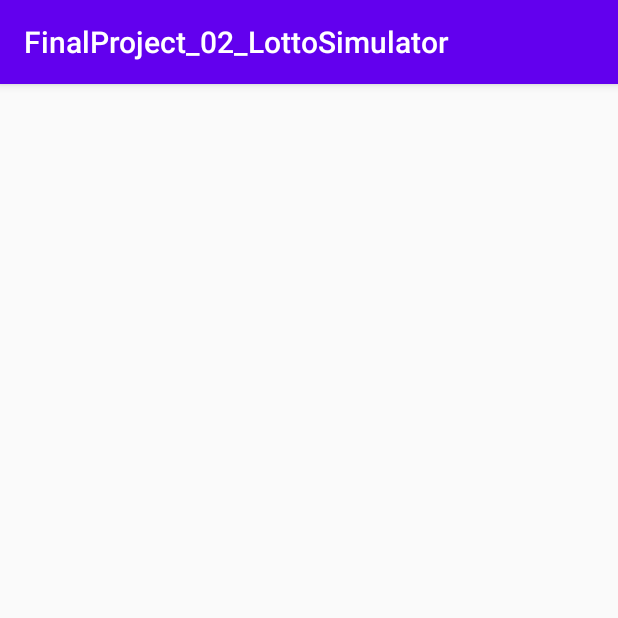
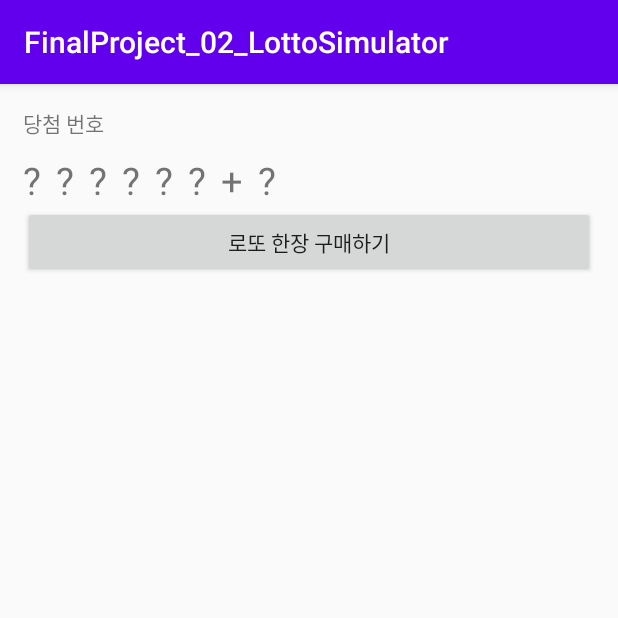
Before and after one commit to korea1244ss/FinalProject_02_LottoSimulator, an Android app: the screen it shows after launch (MainActivity), on a phone screen of 412 x 824 dp, the top half of it. Run offline under Robolectric (Android 15) with nearby library versions, the phone set to English and light mode, and no system bars; our stand-ins replace data binding.

Commit message:
로또 시뮬레이터 화면 구상중   - 당첨 번호만 우선 만들자.

```diff
--- a/app/src/main/res/layout/activity_main.xml
+++ b/app/src/main/res/layout/activity_main.xml
@@ -6,7 +6,82 @@
         android:layout_width="match_parent"
         android:layout_height="match_parent"
         android:orientation="vertical"
+        android:padding="15dp"
         tools:context=".MainActivity">
+
+        <TextView
+            android:layout_width="wrap_content"
+            android:layout_height="wrap_content"
+            android:text="당첨 번호"/>
+
+        <LinearLayout
+            android:layout_width="match_parent"
+            android:layout_height="wrap_content"
+            android:layout_gravity="center"
+            android:layout_marginTop="10dp"
+            android:orientation="horizontal">
+
+
+            <TextView
+                android:id="@+id/winLottoNumTxt01"
+                android:layout_width="wrap_content"
+                android:layout_height="wrap_content"
+                android:textSize="25sp"
+                android:text="\?"/>
+            <TextView
+                android:id="@+id/winLottoNumTxt02"
+                android:layout_width="wrap_content"
+                android:layout_height="wrap_content"
+                android:textSize="25sp"
+                android:layout_marginLeft="10dp"
+                android:text="\?"/>
+            <TextView
+                android:id="@+id/winLottoNumTxt03"
+                android:layout_width="wrap_content"
+                android:layout_height="wrap_content"
+                android:textSize="25sp"
+                android:layout_marginLeft="10dp"
+                android:text="\?"/>
+            <TextView
+                android:id="@+id/winLottoNumTxt04"
+                android:layout_width="wrap_content"
+                android:layout_height="wrap_content"
+                android:textSize="25sp"
+                android:layout_marginLeft="10dp"
+                android:text="\?"/>
+            <TextView
+                android:id="@+id/winLottoNumTxt05"
+                android:layout_width="wrap_content"
+                android:layout_height="wrap_content"
+                android:textSize="25sp"
+                android:layout_marginLeft="10dp"
+                android:text="\?"/>
+            <TextView
+                android:id="@+id/winLottoNumTxt06"
+                android:layout_width="wrap_content"
+                android:layout_height="wrap_content"
+                android:textSize="25sp"
+                android:layout_marginLeft="10dp"
+                android:text="\?"/>
+            <TextView
+                android:layout_width="wrap_content"
+                android:layout_height="wrap_content"
+                android:textSize="25sp"
+                android:layout_marginLeft="10dp"
+                android:text="\+"/>
+            <TextView
+                android:id="@+id/bounsNumber"
+                android:layout_width="wrap_content"
+                android:layout_height="wrap_content"
+                android:textSize="25sp"
+                android:layout_marginLeft="10dp"
+                android:text="\?"/>
+        </LinearLayout>
+        <Button
+            android:id="@+id/buyOneBtn"
+            android:layout_width="match_parent"
+            android:layout_height="wrap_content"
+            android:text="로또 한장 구매하기"/>
 
 
     </LinearLayout>
```
